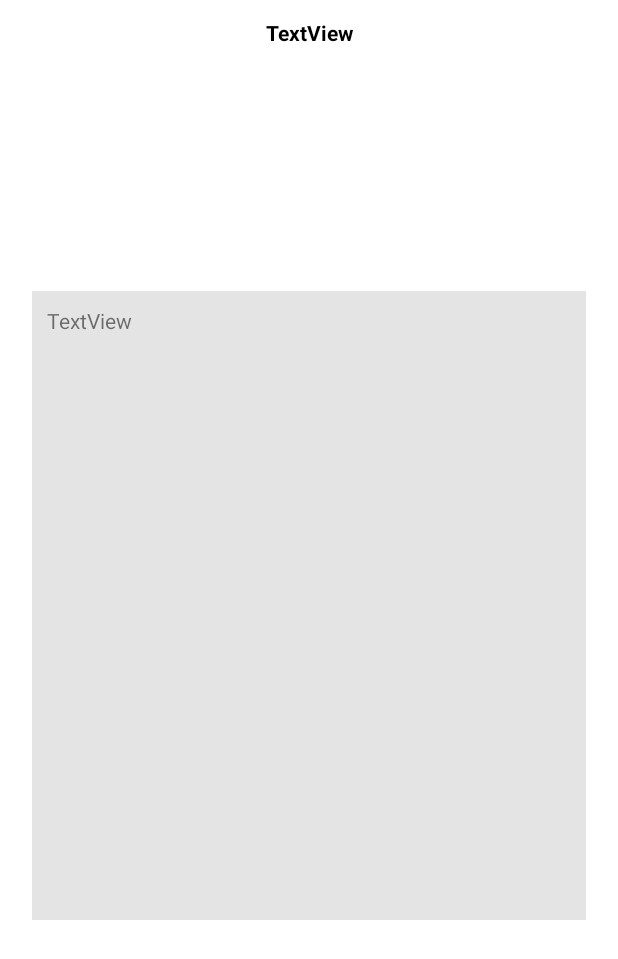
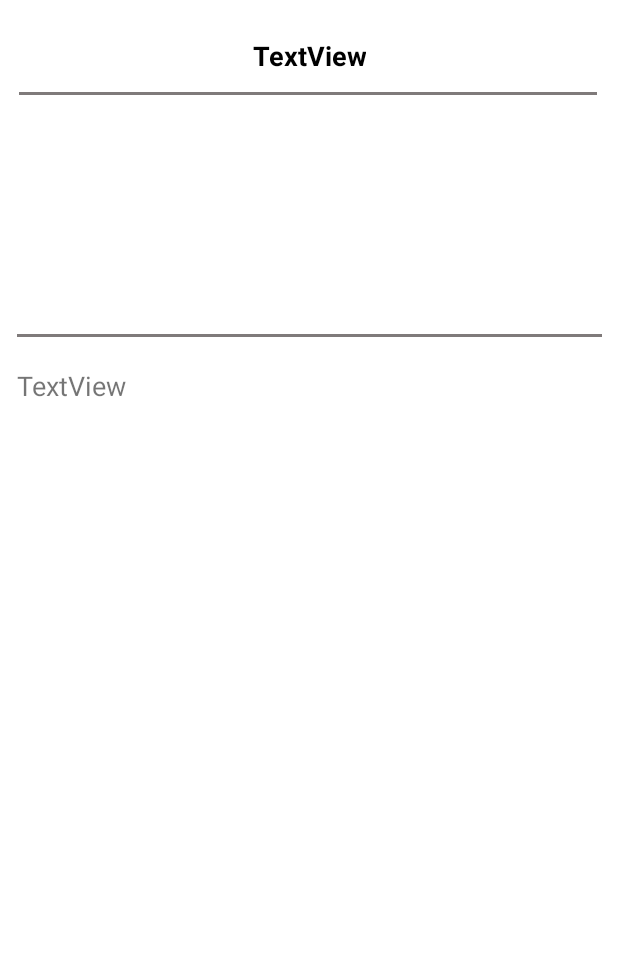
Before and after one commit to devcodxec/app-relatos, an Android app: the screen it shows after launch (DescripcionActivity), on a phone screen of 412 x 824 dp. Shown: the top 959 px of the screen. Run offline under Robolectric (Android 15) with nearby library versions, the phone set to English and light mode, and no system bars; our stand-ins replace Firebase (no records; nobody signed in at launch, a user with empty details on screens opened directly).

Commit message:
Se corrigen  detalles de los layouts y se bloquea la rotación de pantalla #7

```diff
--- a/app/src/main/AndroidManifest.xml
+++ b/app/src/main/AndroidManifest.xml
@@ -13,7 +13,6 @@
         <activity android:name=".actividades.PortadaActivity">
             <intent-filter>
                 <action android:name="android.intent.action.MAIN" />
-
                 <category android:name="android.intent.category.LAUNCHER" />
             </intent-filter>
         </activity>
--- a/app/src/main/java/com/proyecto/apprelatos/actividades/AyudaActivity.java
+++ b/app/src/main/java/com/proyecto/apprelatos/actividades/AyudaActivity.java
@@ -1,5 +1,6 @@
 package com.proyecto.apprelatos.actividades;
 
+import android.content.pm.ActivityInfo;
 import android.os.Bundle;
 import android.view.Menu;
 import android.view.MenuItem;
@@ -10,6 +11,7 @@ public class AyudaActivity extends AppCompatActivity {
 
     @Override
     protected void onCreate(Bundle savedInstanceState) {
+        setRequestedOrientation(ActivityInfo.SCREEN_ORIENTATION_PORTRAIT);
         super.onCreate(savedInstanceState);
         setContentView(R.layout.ayuda);
         setTitle(R.string.app_name);
--- a/app/src/main/java/com/proyecto/apprelatos/actividades/DescripcionActivity.java
+++ b/app/src/main/java/com/proyecto/apprelatos/actividades/DescripcionActivity.java
@@ -2,6 +2,7 @@ package com.proyecto.apprelatos.actividades;
 
 import android.app.Activity;
 import android.content.Intent;
+import android.content.pm.ActivityInfo;
 import android.os.Bundle;
 import android.text.method.ScrollingMovementMethod;
 import com.bumptech.glide.Glide;
@@ -19,6 +20,7 @@ public class DescripcionActivity extends Activity {
 
     @Override
     protected void onCreate(Bundle savedInstanceState) {
+        setRequestedOrientation(ActivityInfo.SCREEN_ORIENTATION_PORTRAIT);
         super.onCreate(savedInstanceState);
         setContentView(R.layout.descripcion);
 
--- a/app/src/main/java/com/proyecto/apprelatos/actividades/InformacionActivity.java
+++ b/app/src/main/java/com/proyecto/apprelatos/actividades/InformacionActivity.java
@@ -1,5 +1,6 @@
 package com.proyecto.apprelatos.actividades;
 
+import android.content.pm.ActivityInfo;
 import android.os.Bundle;
 import android.view.Menu;
 import android.view.MenuItem;
@@ -10,6 +11,7 @@ public class InformacionActivity extends AppCompatActivity {
 
     @Override
     protected void onCreate(Bundle savedInstanceState) {
+        setRequestedOrientation(ActivityInfo.SCREEN_ORIENTATION_PORTRAIT);
         super.onCreate(savedInstanceState);
         setContentView(R.layout.informacion);
         setTitle(R.string.app_name);
--- a/app/src/main/java/com/proyecto/apprelatos/actividades/PortadaActivity.java
+++ b/app/src/main/java/com/proyecto/apprelatos/actividades/PortadaActivity.java
@@ -1,16 +1,17 @@
 package com.proyecto.apprelatos.actividades;
-import androidx.appcompat.app.AppCompatActivity;
+
 import android.app.Activity;
 import android.content.Intent;
+import android.content.pm.ActivityInfo;
 import android.os.Bundle;
 import android.os.Handler;
-
 import com.proyecto.apprelatos.R;
 
 public class PortadaActivity extends Activity {
 
     @Override
     protected void onCreate(Bundle savedInstanceState) {
+        setRequestedOrientation(ActivityInfo.SCREEN_ORIENTATION_PORTRAIT);
         super.onCreate(savedInstanceState);
         setContentView(R.layout.portada);
 
@@ -19,6 +20,7 @@ public class PortadaActivity extends Activity {
             public void run() {
                 Intent intent = new Intent(PortadaActivity.this, RelatosActivity.class);
                 startActivity(intent);
+                finish();
 
             }
         },3000);
--- a/app/src/main/java/com/proyecto/apprelatos/actividades/RelatosActivity.java
+++ b/app/src/main/java/com/proyecto/apprelatos/actividades/RelatosActivity.java
@@ -1,6 +1,7 @@
 package com.proyecto.apprelatos.actividades;
 import android.content.Context;
 import android.content.Intent;
+import android.content.pm.ActivityInfo;
 import android.content.res.Configuration;
 import android.os.Bundle;
 import android.util.Log;
@@ -47,6 +48,7 @@ public class RelatosActivity  extends AppCompatActivity {
 
     @Override
     protected void onCreate(Bundle savedInstanceState) {
+        setRequestedOrientation(ActivityInfo.SCREEN_ORIENTATION_PORTRAIT);
         super.onCreate(savedInstanceState);
         setContentView(R.layout.relatos);
 
--- a/app/src/main/res/layout/ayuda.xml
+++ b/app/src/main/res/layout/ayuda.xml
@@ -143,6 +143,7 @@
         android:layout_width="440dp"
         android:layout_height="2dp"
         android:layout_marginBottom="200dp"
+        android:background="#979191"
         app:layout_constraintBottom_toBottomOf="parent"
         app:layout_constraintEnd_toEndOf="parent"
         app:layout_constraintHorizontal_bias="0.0"
--- a/app/src/main/res/layout/descripcion.xml
+++ b/app/src/main/res/layout/descripcion.xml
@@ -8,68 +8,121 @@
 
     <TextView
         android:id="@+id/DesTituloRelato"
-        android:layout_width="375dp"
-        android:layout_height="25dp"
+        android:layout_width="wrap_content"
+        android:layout_height="wrap_content"
+        android:gravity="center_horizontal"
         android:text="TextView"
         android:textColor="#000000"
+        android:textSize="18sp"
         android:textStyle="bold"
         app:layout_constraintBottom_toTopOf="@+id/guideline2"
         app:layout_constraintEnd_toEndOf="parent"
         app:layout_constraintStart_toStartOf="parent"
-        app:layout_constraintTop_toTopOf="@+id/guideline"
-        android:gravity="center_horizontal" />
+        app:layout_constraintTop_toTopOf="@+id/guideline" />
 
     <androidx.constraintlayout.widget.Guideline
         android:id="@+id/guideline"
         android:layout_width="wrap_content"
         android:layout_height="wrap_content"
         android:orientation="horizontal"
-        app:layout_constraintGuide_begin="5dp" />
+        app:layout_constraintGuide_begin="16dp" />
 
     <androidx.constraintlayout.widget.Guideline
         android:id="@+id/guideline2"
         android:layout_width="wrap_content"
         android:layout_height="wrap_content"
         android:orientation="horizontal"
-        app:layout_constraintGuide_begin="45dp" />
+        app:layout_constraintGuide_begin="58dp" />
 
     <androidx.constraintlayout.widget.Guideline
         android:id="@+id/guideline3"
         android:layout_width="wrap_content"
         android:layout_height="wrap_content"
         android:orientation="horizontal"
-        app:layout_constraintGuide_begin="194dp" />
+        app:layout_constraintGuide_begin="68dp" />
 
     <androidx.constraintlayout.widget.Guideline
         android:id="@+id/guideline4"
         android:layout_width="wrap_content"
         android:layout_height="wrap_content"
         android:orientation="horizontal"
-        app:layout_constraintGuide_begin="630dp" />
+        app:layout_constraintGuide_begin="221dp" />
+
+
+    <androidx.constraintlayout.widget.Guideline
+        android:id="@+id/guideline5"
+        android:layout_width="wrap_content"
+        android:layout_height="wrap_content"
+        android:orientation="horizontal"
+        app:layout_constraintGuide_begin="233dp" />
+
+    <androidx.constraintlayout.widget.Guideline
+        android:id="@+id/guideline6"
+        android:layout_width="wrap_content"
+        android:layout_height="wrap_content"
+        android:orientation="horizontal"
+        app:layout_constraintGuide_begin="626dp" />
+
+    <androidx.constraintlayout.widget.Guideline
+        android:id="@+id/guideline7"
+        android:layout_width="wrap_content"
+        android:layout_height="wrap_content"
+        android:orientation="horizontal"
+        app:layout_constraintGuide_begin="650dp" />
+
 
     <ImageView
         android:id="@+id/DesImgRelato"
-        android:layout_width="367dp"
-        android:layout_height="133dp"
-        app:layout_constraintBottom_toTopOf="@+id/guideline3"
+        android:layout_width="382dp"
+        android:layout_height="146dp"
+        app:layout_constraintBottom_toTopOf="@+id/guideline4"
         app:layout_constraintEnd_toEndOf="parent"
+        app:layout_constraintHorizontal_bias="0.482"
         app:layout_constraintStart_toStartOf="parent"
-        app:layout_constraintTop_toTopOf="@+id/guideline2" />
-
+        app:layout_constraintTop_toTopOf="@+id/guideline3"
+        app:layout_constraintVertical_bias="0.454" />
 
     <TextView
         android:id="@+id/DesRelato"
-        android:layout_width="369dp"
-        android:layout_height="419dp"
-        android:background="#e4e4e4"
+        android:layout_width="409dp"
+        android:layout_height="389dp"
+        android:background="#FFFFFF"
+        android:justificationMode="inter_word"
         android:padding="10dp"
         android:text="TextView"
-        android:textAlignment="gravity"
-        app:layout_constraintBottom_toTopOf="@+id/guideline4"
+        android:textSize="18sp"
+        app:layout_constraintBottom_toTopOf="@+id/guideline6"
         app:layout_constraintEnd_toEndOf="parent"
         app:layout_constraintStart_toStartOf="parent"
-        app:layout_constraintTop_toTopOf="@+id/guideline3"
-        app:layout_constraintVertical_bias="0.0" />
+        app:layout_constraintTop_toTopOf="@+id/guideline5"
+        app:layout_constraintVertical_bias="0.428" />
+
+    <ProgressBar
+        android:id="@+id/progressBar3"
+        style="?android:attr/progressBarStyleHorizontal"
+        android:layout_width="385dp"
+        android:layout_height="2dp"
+        android:background="#979191"
+        app:layout_constraintBottom_toTopOf="@+id/DesImgRelato"
+        app:layout_constraintEnd_toEndOf="parent"
+        app:layout_constraintHorizontal_bias="0.487"
+        app:layout_constraintStart_toStartOf="parent"
+        app:layout_constraintTop_toTopOf="@+id/guideline2"
+        app:layout_constraintVertical_bias="0.272"
+        tools:visibility="visible" />
+
+    <ProgressBar
+        android:id="@+id/progressBar4"
+        style="?android:attr/progressBarStyleHorizontal"
+        android:layout_width="390dp"
+        android:layout_height="2dp"
+        android:background="#979191"
+        android:visibility="visible"
+        app:layout_constraintBottom_toTopOf="@+id/guideline5"
+        app:layout_constraintEnd_toEndOf="parent"
+        app:layout_constraintStart_toStartOf="parent"
+        app:layout_constraintTop_toTopOf="@+id/guideline4"
+        app:layout_constraintVertical_bias="0.181" />
 
 
 </androidx.constraintlayout.widget.ConstraintLayout>
--- a/app/src/main/res/layout/formatorelatos.xml
+++ b/app/src/main/res/layout/formatorelatos.xml
@@ -23,7 +23,7 @@
 
     <TextView
         android:id="@+id/txtTituloRelato"
-        android:layout_width="318dp"
+        android:layout_width="320dp"
         android:layout_height="28dp"
         android:layout_marginTop="8dp"
         android:text="TextView"
@@ -40,12 +40,14 @@
     <ImageView
         android:id="@+id/imageLibro"
         android:layout_width="37dp"
-        android:layout_height="24dp"
+        android:layout_height="25dp"
         android:background="@drawable/libro"
         app:layout_constraintBottom_toTopOf="@+id/guideline3"
         app:layout_constraintEnd_toStartOf="@+id/guideline5"
+        app:layout_constraintHorizontal_bias="0.388"
         app:layout_constraintStart_toStartOf="parent"
-        app:layout_constraintTop_toTopOf="@+id/guideline" />
+        app:layout_constraintTop_toTopOf="@+id/guideline"
+        app:layout_constraintVertical_bias="0.40" />
 
     <androidx.constraintlayout.widget.Guideline
         android:id="@+id/guideline5"
--- a/app/src/main/res/layout/informacion.xml
+++ b/app/src/main/res/layout/informacion.xml
@@ -168,6 +168,7 @@
         style="?android:attr/progressBarStyleHorizontal"
         android:layout_width="440dp"
         android:layout_height="2dp"
+        android:background="#979191"
         app:layout_constraintBottom_toTopOf="@+id/guideline9"
         app:layout_constraintEnd_toEndOf="parent"
         app:layout_constraintHorizontal_bias="0.517"
@@ -205,12 +206,12 @@
 
     <TextView
         android:id="@+id/textView9"
-        android:layout_width="389dp"
-        android:layout_height="161dp"
+        android:layout_width="391dp"
+        android:layout_height="250dp"
         android:justificationMode="inter_word"
         android:text="@string/labelDesAgradecimientos"
-        android:textAlignment="center"
         android:textColor="#000000"
+        android:textSize="18sp"
         app:layout_constraintBottom_toTopOf="@+id/guideline11"
         app:layout_constraintEnd_toEndOf="parent"
         app:layout_constraintHorizontal_bias="0.363"
@@ -223,7 +224,7 @@
         android:layout_width="wrap_content"
         android:layout_height="wrap_content"
         android:orientation="horizontal"
-        app:layout_constraintGuide_begin="494dp" />
+        app:layout_constraintGuide_begin="576dp" />
 
 
 </androidx.constraintlayout.widget.ConstraintLayout>
--- a/app/src/main/res/layout/relatos.xml
+++ b/app/src/main/res/layout/relatos.xml
@@ -7,13 +7,14 @@
     tools:context=".actividades.RelatosActivity">
 
     <LinearLayout
-        android:layout_width="411dp"
-        android:layout_height="704dp"
+        android:layout_width="match_parent"
+        android:layout_height="match_parent"
         android:layout_alignParentStart="true"
         android:layout_alignParentTop="true"
         android:layout_alignParentBottom="true"
-        android:layout_marginStart="-1dp"
-        android:layout_marginTop="27dp"
+        android:layout_centerInParent="true"
+        android:layout_marginStart="0dp"
+        android:layout_marginTop="0dp"
         android:layout_marginBottom="0dp"
         android:gravity="center_horizontal|center_vertical"
         android:orientation="vertical">
@@ -21,7 +22,7 @@
         <ListView
             android:id="@+id/lstRelatos"
             android:layout_width="wrap_content"
-            android:layout_height="678dp"
+            android:layout_height="708dp"
             android:layout_marginTop="20dp"
             android:layout_marginBottom="50dp" />
 
--- a/app/src/main/res/values/strings.xml
+++ b/app/src/main/res/values/strings.xml
@@ -30,7 +30,7 @@
         narraciones atemporales de tradiciones a menudo olvidadas. En una parte más que
         significativa, esta recopilación ha resultado más fácil gracias a ellos. Por cualquier duda,
         comentario o sugerencia (o si quieres enviar algún cuento, relato o fragmento) puedes
-        contactar conmigo en unitysearcher@live.com.
+        contactar conmigo en relatsdelbuscador@gmail.com
     </string>
 
 
```
Also changed, not shown: 1 other file.
